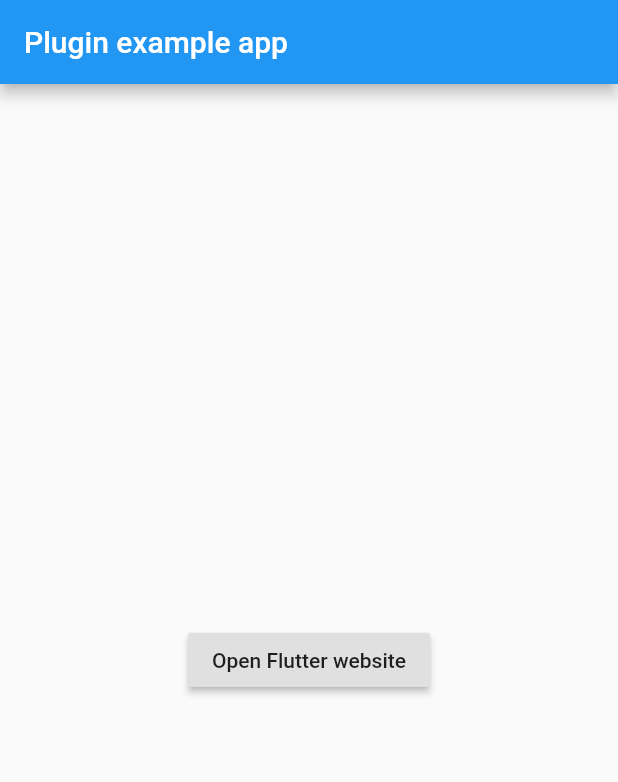
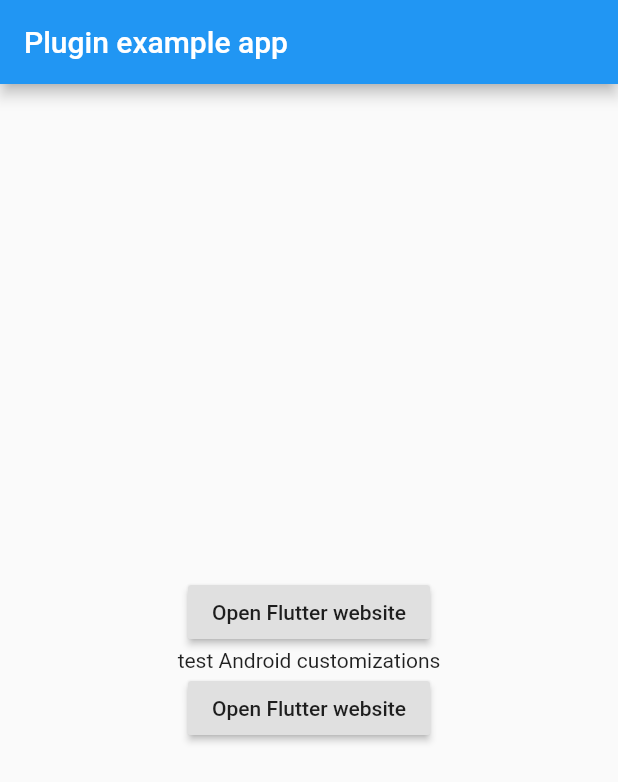
Before and after one commit to victorbonnet/flutter_web_browser, a Flutter app: the screen it shows after launch, after a tap on "Open Flutter website", on a phone screen of 412 x 824 dp. Shown: the top 782 px of the screen. Run offline on Flutter 3.47's test engine with Material 2 defaults, Android fonts, the phone set to English and light mode, and no system bars.

Commit message:
Add support for android custom tabs customization

```diff
--- a/example/lib/main.dart
+++ b/example/lib/main.dart
@@ -14,8 +14,7 @@ class MyApp extends StatefulWidget {
 
 class _MyAppState extends State<MyApp> {
   openBrowserTab() async {
-    await FlutterWebBrowser.openWebPage(
-        url: "https://flutter.io/", androidToolbarColor: Colors.deepPurple);
+    await FlutterWebBrowser.openWebPage(url: "https://flutter.io/");
   }
 
   @override
@@ -33,13 +32,33 @@ class _MyAppState extends State<MyApp> {
                 onPressed: () => openBrowserTab(),
                 child: new Text('Open Flutter website'),
               ),
+              if (Platform.isAndroid) ...[
+                Text('test Android customizations'),
+                RaisedButton(
+                  onPressed: () {
+                    FlutterWebBrowser.openWebPage(
+                      url: "https://flutter.io/",
+                      customTabsOptions: CustomTabsOptions(
+                        colorScheme: CustomTabsColorScheme.dark,
+                        toolbarColor: Colors.deepPurple,
+                        secondaryToolbarColor: Colors.green,
+                        navigationBarColor: Colors.amber,
+                        addDefaultShareMenuItem: true,
+                        instantAppsEnabled: true,
+                        showTitle: true,
+                        urlBarHidingEnabled: true,
+                      ),
+                    );
+                  },
+                  child: Text('Open Flutter website'),
+                ),
+              ],
               if (Platform.isIOS) ...[
                 Text('test iOS customizations'),
                 RaisedButton(
                   onPressed: () {
                     FlutterWebBrowser.openWebPage(
                       url: "https://flutter.io/",
-                      androidToolbarColor: Colors.deepPurple,
                       safariVCOptions: SafariViewControllerOptions(
                         barCollapsingEnabled: true,
                         preferredBarTintColor: Colors.green,
--- a/lib/flutter_web_browser.dart
+++ b/lib/flutter_web_browser.dart
@@ -27,6 +27,34 @@ class SafariViewControllerOptions {
   });
 }
 
+enum CustomTabsColorScheme {
+  system, // 0x00000000
+  light, // 0x00000001
+  dark, // 0x00000002
+}
+
+class CustomTabsOptions {
+  final CustomTabsColorScheme colorScheme;
+  final Color toolbarColor;
+  final Color secondaryToolbarColor;
+  final Color navigationBarColor;
+  final bool instantAppsEnabled;
+  final bool addDefaultShareMenuItem;
+  final bool showTitle;
+  final bool urlBarHidingEnabled;
+
+  const CustomTabsOptions({
+    this.colorScheme = CustomTabsColorScheme.system,
+    this.toolbarColor,
+    this.secondaryToolbarColor,
+    this.navigationBarColor,
+    this.instantAppsEnabled = false,
+    this.addDefaultShareMenuItem = false,
+    this.showTitle = false,
+    this.urlBarHidingEnabled = false,
+  });
+}
+
 extension _hexColor on Color {
   /// Returns the color value as ARGB hex value.
   String get hexColor {
@@ -40,21 +68,41 @@ class FlutterWebBrowser {
 
   static Future<dynamic> openWebPage({
     String url,
-    Color androidToolbarColor,
+    CustomTabsOptions customTabsOptions = const CustomTabsOptions(),
     SafariViewControllerOptions safariVCOptions =
         const SafariViewControllerOptions(),
+    @Deprecated("Use customTabsOptions instead") Color androidToolbarColor,
   }) {
     assert(url != null);
+    assert(customTabsOptions != null);
     assert(safariVCOptions != null);
 
-    var hexColor;
     if (androidToolbarColor != null) {
-      hexColor = androidToolbarColor?.hexColor;
+      customTabsOptions = CustomTabsOptions(
+        colorScheme: customTabsOptions.colorScheme,
+        toolbarColor: androidToolbarColor,
+        secondaryToolbarColor: customTabsOptions.secondaryToolbarColor,
+        navigationBarColor: customTabsOptions.navigationBarColor,
+        instantAppsEnabled: customTabsOptions.instantAppsEnabled,
+        addDefaultShareMenuItem: customTabsOptions.addDefaultShareMenuItem,
+        showTitle: customTabsOptions.showTitle,
+        urlBarHidingEnabled: customTabsOptions.urlBarHidingEnabled,
+      );
     }
 
     return _channel.invokeMethod('openWebPage', {
       "url": url,
-      "android_toolbar_color": hexColor,
+      'android_options': {
+        'colorScheme': customTabsOptions.colorScheme.index,
+        'navigationBarColor': customTabsOptions.navigationBarColor?.hexColor,
+        'toolbarColor': customTabsOptions.toolbarColor?.hexColor,
+        'secondaryToolbarColor':
+            customTabsOptions.secondaryToolbarColor?.hexColor,
+        'instantAppsEnabled': customTabsOptions.instantAppsEnabled,
+        'addDefaultShareMenuItem': customTabsOptions.addDefaultShareMenuItem,
+        'showTitle': customTabsOptions.showTitle,
+        'urlBarHidingEnabled': customTabsOptions.urlBarHidingEnabled,
+      },
       'ios_options': {
         'barCollapsingEnabled': safariVCOptions.barCollapsingEnabled,
         'entersReaderIfAvailable': safariVCOptions.entersReaderIfAvailable,
```
Also changed, not shown: 1 other file.
